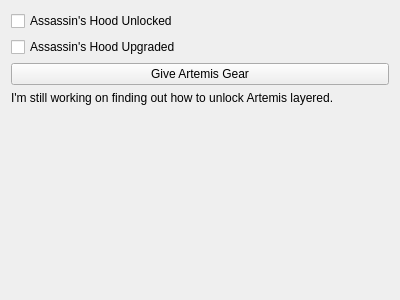
Above: gui/limitedunlocks.ui from EnderHDMC/MHWISaveEditor before the change. Below: the same form after it.
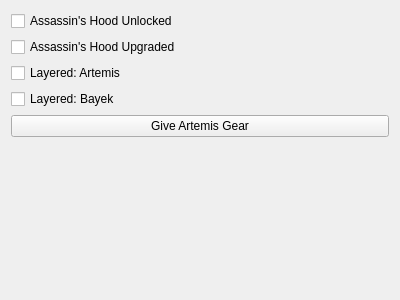
That is the form after the change.

Commit message: Added limited layereds

```diff
--- a/gui/limitedunlocks.ui
+++ b/gui/limitedunlocks.ui
@@ -28,6 +28,20 @@
      </property>
     </widget>
    </item>
+   <item>
+    <widget class="QCheckBox" name="chkLayeredArtemis">
+     <property name="text">
+      <string>Layered: Artemis</string>
+     </property>
+    </widget>
+   </item>
+   <item>
+    <widget class="QCheckBox" name="chkLayeredBayek">
+     <property name="text">
+      <string>Layered: Bayek</string>
+     </property>
+    </widget>
+   </item>
    <item>
     <widget class="QPushButton" name="btnGiveArtemisGear">
      <property name="text">
@@ -35,13 +49,6 @@
      </property>
     </widget>
    </item>
-   <item>
-    <widget class="QLabel" name="lblInfo">
-     <property name="text">
-      <string>I'm still working on finding out how to unlock Artemis layered.</string>
-     </property>
-    </widget>
-   </item>
    <item>
     <spacer name="verticalSpacer">
      <property name="orientation">
```
Left out of the diff: 34 changed lines with no effect on the pictures. The commit also changes 2 other files.
